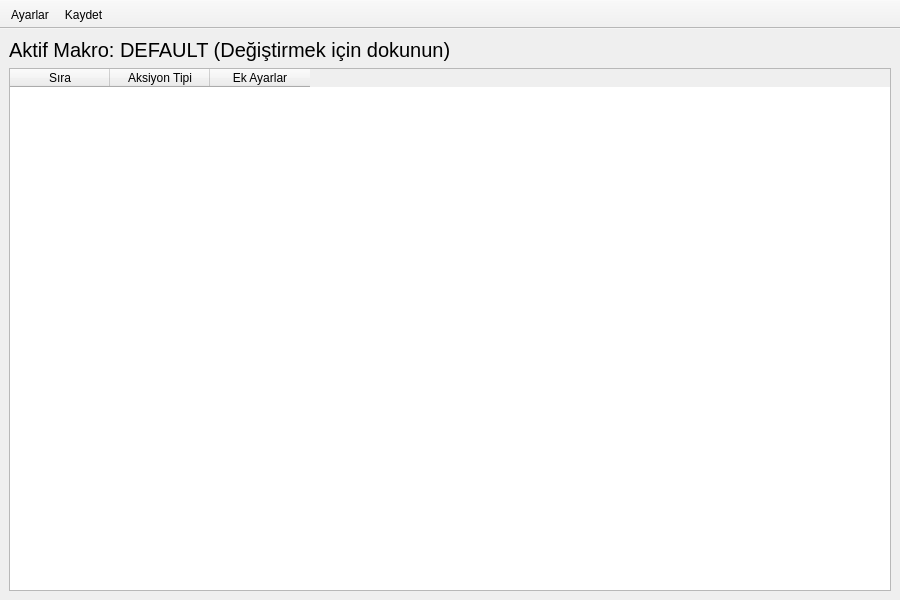
Before: the Qt Designer form mainwindow.ui in ilpenSE/autoclicker, drawn with Qt 5.
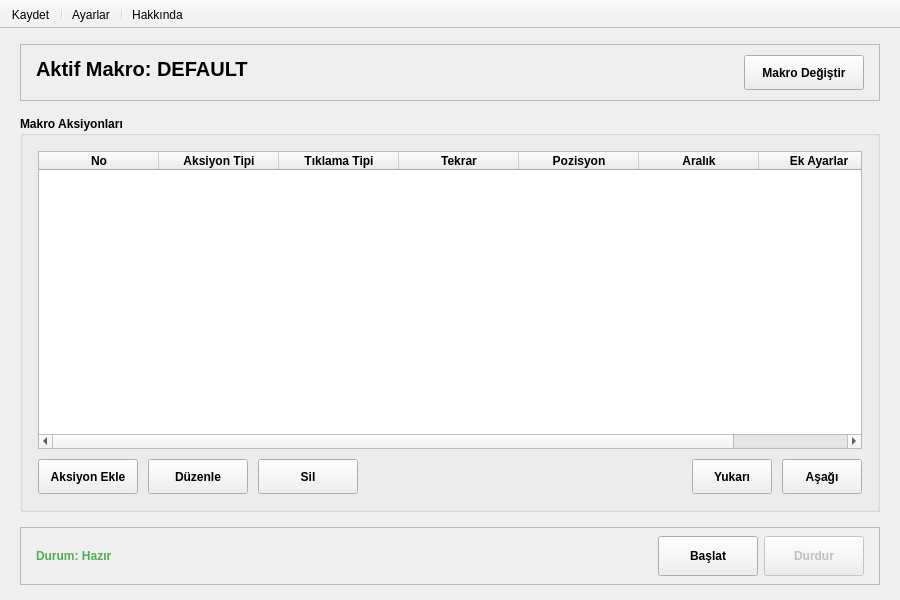
After: the same form once the commit is applied. Icons and pictures are not drawn.

Commit message: UI improvements, theme management system fixed, dynamic icons added

Diff of the .ui file:
```diff
--- a/mainwindow.ui
+++ b/mainwindow.ui
@@ -14,70 +14,492 @@
    <string>Auto Clicker</string>
   </property>
   <widget class="QWidget" name="centralwidget">
-   <layout class="QVBoxLayout" name="verticalLayout" stretch="0,1">
+   <layout class="QVBoxLayout" name="mainVerticalLayout">
+    <property name="spacing">
+     <number>15</number>
+    </property>
+    <property name="leftMargin">
+     <number>20</number>
+    </property>
+    <property name="topMargin">
+     <number>15</number>
+    </property>
+    <property name="rightMargin">
+     <number>20</number>
+    </property>
+    <property name="bottomMargin">
+     <number>15</number>
+    </property>
     <item>
-     <layout class="QHBoxLayout" name="activeMacroLayout">
-      <item>
-       <widget class="QLabel" name="labelActiveMacro">
-        <property name="styleSheet">
-         <string notr="true">font-size: 20px;</string>
-        </property>
-        <property name="text">
-         <string>Aktif Makro: DEFAULT (Değiştirmek için dokunun)</string>
-        </property>
-       </widget>
-      </item>
-      <item>
-       <spacer name="horizontalSpacer">
-        <property name="orientation">
-         <enum>Qt::Orientation::Horizontal</enum>
-        </property>
-        <property name="sizeHint" stdset="0">
-         <size>
-          <width>40</width>
-          <height>20</height>
-         </size>
-        </property>
-       </spacer>
-      </item>
-     </layout>
+     <widget class="QFrame" name="activeMacroFrame">
+      <property name="frameShape">
+       <enum>QFrame::Shape::StyledPanel</enum>
+      </property>
+      <property name="frameShadow">
+       <enum>QFrame::Shadow::Raised</enum>
+      </property>
+      <property name="lineWidth">
+       <number>1</number>
+      </property>
+      <layout class="QHBoxLayout" name="activeMacroLayout">
+       <property name="spacing">
+        <number>15</number>
+       </property>
+       <property name="leftMargin">
+        <number>15</number>
+       </property>
+       <property name="topMargin">
+        <number>10</number>
+       </property>
+       <property name="rightMargin">
+        <number>15</number>
+       </property>
+       <property name="bottomMargin">
+        <number>10</number>
+       </property>
+       <item>
+        <widget class="QLabel" name="labelActiveMacro">
+         <property name="sizePolicy">
+          <sizepolicy hsizetype="Expanding" vsizetype="Preferred">
+           <horstretch>0</horstretch>
+           <verstretch>0</verstretch>
+          </sizepolicy>
+         </property>
+         <property name="minimumSize">
+          <size>
+           <width>0</width>
+           <height>25</height>
+          </size>
+         </property>
+         <property name="maximumSize">
+          <size>
+           <width>500</width>
+           <height>30</height>
+          </size>
+         </property>
+         <property name="font">
+          <font>
+           <pointsize>-1</pointsize>
+           <bold>true</bold>
+          </font>
+         </property>
+         <property name="styleSheet">
+          <string notr="true">font-size: 20px; line-height: 1.2;</string>
+         </property>
+         <property name="text">
+          <string>Aktif Makro: DEFAULT</string>
+         </property>
+         <property name="alignment">
+          <set>Qt::AlignmentFlag::AlignLeading|Qt::AlignmentFlag::AlignLeft|Qt::AlignmentFlag::AlignTop</set>
+         </property>
+         <property name="wordWrap">
+          <bool>false</bool>
+         </property>
+        </widget>
+       </item>
+       <item>
+        <spacer name="activeMacroSpacer">
+         <property name="orientation">
+          <enum>Qt::Orientation::Horizontal</enum>
+         </property>
+         <property name="sizeType">
+          <enum>QSizePolicy::Policy::MinimumExpanding</enum>
+         </property>
+         <property name="sizeHint" stdset="0">
+          <size>
+           <width>20</width>
+           <height>20</height>
+          </size>
+         </property>
+        </spacer>
+       </item>
+       <item>
+        <widget class="QPushButton" name="btnChangeMacro">
+         <property name="minimumSize">
+          <size>
+           <width>120</width>
+           <height>35</height>
+          </size>
+         </property>
+         <property name="font">
+          <font>
+           <bold>true</bold>
+          </font>
+         </property>
+         <property name="toolTip">
+          <string>Makro seçim penceresini açar</string>
+         </property>
+         <property name="text">
+          <string>Makro Değiştir</string>
+         </property>
+        </widget>
+       </item>
+      </layout>
+     </widget>
     </item>
     <item>
-     <widget class="QTableWidget" name="actionsTable">
-      <column>
-       <property name="text">
-        <string>Sıra</string>
+     <widget class="QGroupBox" name="actionsGroupBox">
+      <property name="font">
+       <font>
+        <bold>true</bold>
+       </font>
+      </property>
+      <property name="title">
+       <string>Makro Aksiyonları</string>
+      </property>
+      <layout class="QVBoxLayout" name="actionsLayout">
+       <property name="spacing">
+        <number>10</number>
        </property>
-      </column>
-      <column>
-       <property name="text">
-        <string>Aksiyon Tipi</string>
+       <property name="leftMargin">
+        <number>15</number>
        </property>
-      </column>
-      <column>
-       <property name="text">
-        <string>Ek Ayarlar</string>
+       <property name="topMargin">
+        <number>15</number>
        </property>
-      </column>
+       <property name="rightMargin">
+        <number>15</number>
+       </property>
+       <property name="bottomMargin">
+        <number>15</number>
+       </property>
+       <item>
+        <widget class="QTableWidget" name="actionsTable">
+         <property name="alternatingRowColors">
+          <bool>true</bool>
+         </property>
+         <property name="selectionBehavior">
+          <enum>QAbstractItemView::SelectionBehavior::SelectRows</enum>
+         </property>
+         <property name="gridStyle">
+          <enum>Qt::PenStyle::SolidLine</enum>
+         </property>
+         <property name="sortingEnabled">
+          <bool>false</bool>
+         </property>
+         <property name="cornerButtonEnabled">
+          <bool>false</bool>
+         </property>
+         <attribute name="horizontalHeaderCascadingSectionResizes">
+          <bool>false</bool>
+         </attribute>
+         <attribute name="horizontalHeaderDefaultSectionSize">
+          <number>120</number>
+         </attribute>
+         <attribute name="horizontalHeaderHighlightSections">
+          <bool>true</bool>
+         </attribute>
+         <attribute name="horizontalHeaderShowSortIndicator" stdset="0">
+          <bool>false</bool>
+         </attribute>
+         <attribute name="horizontalHeaderStretchLastSection">
+          <bool>true</bool>
+         </attribute>
+         <attribute name="verticalHeaderVisible">
+          <bool>false</bool>
+         </attribute>
+         <column>
+          <property name="text">
+           <string>No</string>
+          </property>
+          <property name="toolTip">
+           <string>Aksiyonun çalıştırılma sırası</string>
+          </property>
+         </column>
+         <column>
+          <property name="text">
+           <string>Aksiyon Tipi</string>
+          </property>
+          <property name="toolTip">
+           <string>Mouse veya Keyboard aksiyonu</string>
+          </property>
+         </column>
+         <column>
+          <property name="text">
+           <string>Tıklama Tipi</string>
+          </property>
+          <property name="toolTip">
+           <string>CLICK, HOLD veya HOVER</string>
+          </property>
+         </column>
+         <column>
+          <property name="text">
+           <string>Tekrar</string>
+          </property>
+          <property name="toolTip">
+           <string>Aksiyonun tekrar sayısı (0 = sonsuz)</string>
+          </property>
+         </column>
+         <column>
+          <property name="text">
+           <string>Pozisyon</string>
+          </property>
+          <property name="toolTip">
+           <string>Mouse aksiyonu için pozisyon koordinatları</string>
+          </property>
+         </column>
+         <column>
+          <property name="text">
+           <string>Aralık</string>
+          </property>
+          <property name="toolTip">
+           <string>Aksiyonlar arası bekleme süresi</string>
+          </property>
+         </column>
+         <column>
+          <property name="text">
+           <string>Ek Ayarlar</string>
+          </property>
+          <property name="toolTip">
+           <string>Tutma süresi, fare düğmesi gibi ek parametreler</string>
+          </property>
+         </column>
+        </widget>
+       </item>
+       <item>
+        <layout class="QHBoxLayout" name="tableControlsLayout">
+         <property name="spacing">
+          <number>10</number>
+         </property>
+         <item>
+          <widget class="QPushButton" name="btnAddAction">
+           <property name="minimumSize">
+            <size>
+             <width>100</width>
+             <height>35</height>
+            </size>
+           </property>
+           <property name="font">
+            <font>
+             <bold>true</bold>
+            </font>
+           </property>
+           <property name="toolTip">
+            <string>Yeni aksiyon ekler</string>
+           </property>
+           <property name="text">
+            <string>Aksiyon Ekle</string>
+           </property>
+          </widget>
+         </item>
+         <item>
+          <widget class="QPushButton" name="btnEditAction">
+           <property name="minimumSize">
+            <size>
+             <width>100</width>
+             <height>35</height>
+            </size>
+           </property>
+           <property name="font">
+            <font>
+             <bold>true</bold>
+            </font>
+           </property>
+           <property name="toolTip">
+            <string>Seçili aksiyonu düzenler</string>
+           </property>
+           <property name="text">
+            <string>Düzenle</string>
+           </property>
+          </widget>
+         </item>
+         <item>
+          <widget class="QPushButton" name="btnDeleteAction">
+           <property name="minimumSize">
+            <size>
+             <width>100</width>
+             <height>35</height>
+            </size>
+           </property>
+           <property name="font">
+            <font>
+             <bold>true</bold>
+            </font>
+           </property>
+           <property name="toolTip">
+            <string>Seçili aksiyonu siler</string>
+           </property>
+           <property name="text">
+            <string>Sil</string>
+           </property>
+          </widget>
+         </item>
+         <item>
+          <spacer name="tableControlsSpacer">
+           <property name="orientation">
+            <enum>Qt::Orientation::Horizontal</enum>
+           </property>
+           <property name="sizeHint" stdset="0">
+            <size>
+             <width>40</width>
+             <height>20</height>
+            </size>
+           </property>
+          </spacer>
+         </item>
+         <item>
+          <widget class="QPushButton" name="btnMoveUp">
+           <property name="minimumSize">
+            <size>
+             <width>80</width>
+             <height>35</height>
+            </size>
+           </property>
+           <property name="toolTip">
+            <string>Seçili aksiyonu yukarı taşır</string>
+           </property>
+           <property name="text">
+            <string>Yukarı</string>
+           </property>
+          </widget>
+         </item>
+         <item>
+          <widget class="QPushButton" name="btnMoveDown">
+           <property name="minimumSize">
+            <size>
+             <width>80</width>
+             <height>35</height>
+            </size>
+           </property>
+           <property name="toolTip">
+            <string>Seçili aksiyonu aşağı taşır</string>
+           </property>
+           <property name="text">
+            <string>Aşağı</string>
+           </property>
+          </widget>
+         </item>
+        </layout>
+       </item>
+      </layout>
+     </widget>
+    </item>
+    <item>
+     <widget class="QFrame" name="statusFrame">
+      <property name="frameShape">
+       <enum>QFrame::Shape::StyledPanel</enum>
+      </property>
+      <property name="frameShadow">
+       <enum>QFrame::Shadow::Raised</enum>
+      </property>
+      <layout class="QHBoxLayout" name="statusLayout">
+       <property name="leftMargin">
+        <number>15</number>
+       </property>
+       <property name="topMargin">
+        <number>8</number>
+       </property>
+       <property name="rightMargin">
+        <number>15</number>
+       </property>
+       <property name="bottomMargin">
+        <number>8</number>
+       </property>
+       <item>
+        <widget class="QLabel" name="labelStatus">
+         <property name="font">
+          <font>
+           <bold>true</bold>
+          </font>
+         </property>
+         <property name="styleSheet">
+          <string notr="true">color: #4CAF50;</string>
+         </property>
+         <property name="text">
+          <string>Durum: Hazır</string>
+         </property>
+        </widget>
+       </item>
+       <item>
+        <spacer name="statusSpacer">
+         <property name="orientation">
+          <enum>Qt::Orientation::Horizontal</enum>
+         </property>
+         <property name="sizeHint" stdset="0">
+          <size>
+           <width>40</width>
+           <height>20</height>
+          </size>
+         </property>
+        </spacer>
+       </item>
+       <item>
+        <widget class="QPushButton" name="btnStart">
+         <property name="minimumSize">
+          <size>
+           <width>100</width>
+           <height>40</height>
+          </size>
+         </property>
+         <property name="font">
+          <font>
+           <bold>true</bold>
+          </font>
+         </property>
+         <property name="toolTip">
+          <string>Makro çalıştırmayı başlatır</string>
+         </property>
+         <property name="text">
+          <string>Başlat</string>
+         </property>
+        </widget>
+       </item>
+       <item>
+        <widget class="QPushButton" name="btnStop">
+         <property name="enabled">
+          <bool>false</bool>
+         </property>
+         <property name="minimumSize">
+          <size>
+           <width>100</width>
+           <height>40</height>
+          </size>
+         </property>
+         <property name="font">
+          <font>
+           <bold>true</bold>
+          </font>
+         </property>
+         <property name="toolTip">
+          <string>Makro çalıştırmayı durdurur</string>
+         </property>
+         <property name="text">
+          <string>Durdur</string>
+         </property>
+        </widget>
+       </item>
+      </layout>
      </widget>
     </item>
    </layout>
   </widget>
   <widget class="QToolBar" name="mainToolBar">
-   <property name="layoutDirection">
-    <enum>Qt::LayoutDirection::LeftToRight</enum>
+   <property name="windowTitle">
+    <string>Ana Araç Çubuğu</string>
    </property>
    <property name="movable">
     <bool>false</bool>
    </property>
+   <property name="allowedAreas">
+    <set>Qt::ToolBarArea::TopToolBarArea</set>
+   </property>
+   <property name="toolButtonStyle">
+    <enum>Qt::ToolButtonStyle::ToolButtonTextBesideIcon</enum>
+   </property>
+   <property name="floatable">
+    <bool>false</bool>
+   </property>
    <attribute name="toolBarArea">
     <enum>TopToolBarArea</enum>
    </attribute>
    <attribute name="toolBarBreak">
     <bool>false</bool>
    </attribute>
-   <addaction name="actionSettings"/>
    <addaction name="actionSave"/>
+   <addaction name="separator"/>
+   <addaction name="actionSettings"/>
+   <addaction name="separator"/>
+   <addaction name="actionAbout"/>
   </widget>
   <action name="actionSave">
    <property name="icon">
@@ -98,6 +520,24 @@
    </property>
    <property name="text">
     <string>Ayarlar</string>
+   </property>
+   <property name="toolTip">
+    <string>Uygulama ayarlarını aç</string>
+   </property>
+   <property name="shortcut">
+    <string>Ctrl+,</string>
+   </property>
+  </action>
+  <action name="actionAbout">
+   <property name="icon">
+    <iconset resource="icons.qrc">
+     <normaloff>:/assets/icons/info.svg</normaloff>:/assets/icons/info.svg</iconset>
+   </property>
+   <property name="text">
+    <string>Hakkında</string>
+   </property>
+   <property name="toolTip">
+    <string>Uygulama hakkında bilgi</string>
    </property>
   </action>
  </widget>
```
Left out of the diff: 5 changed lines with no effect on the pictures. The commit also changes 25 other files.
